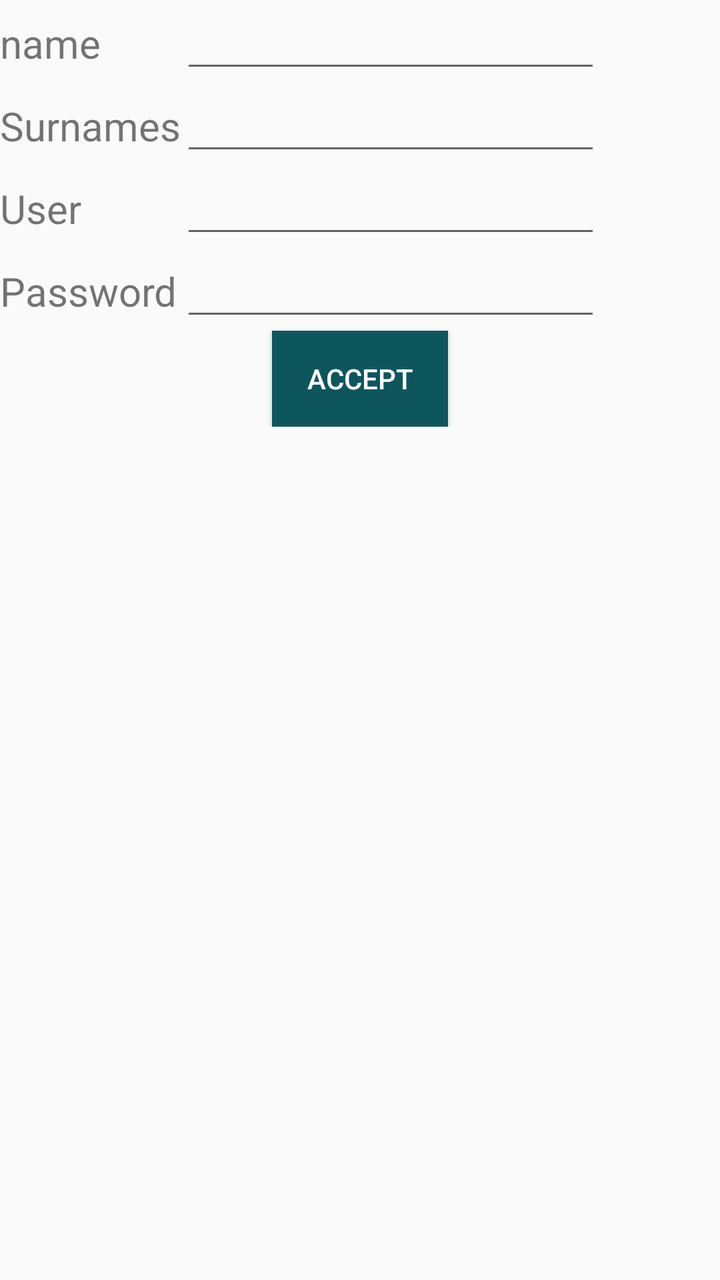
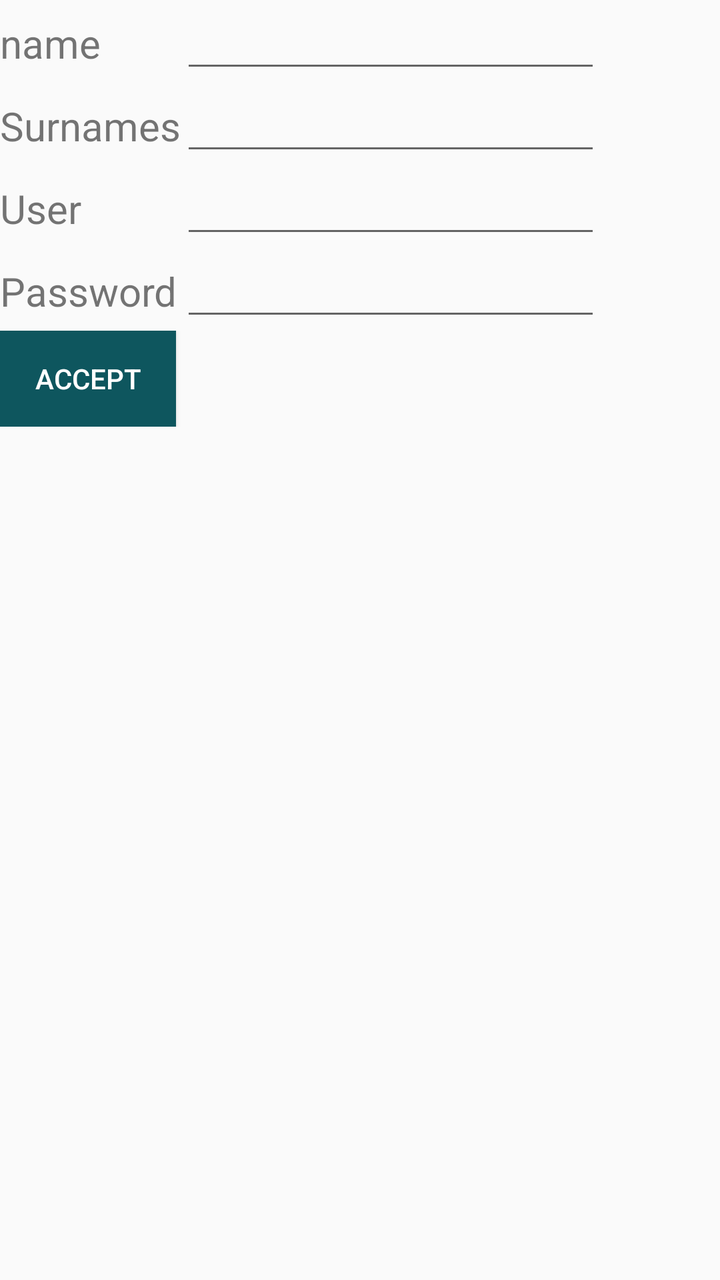

Two renders of the same Android screen: before a commit and after it. Below are the layout's source before the change and the commit's diff.
<!-- AndroidManifest.xml: application theme AppTheme -->
<!-- res/layout/activity_registro.xml -->
<?xml version="1.0" encoding="utf-8"?>
<LinearLayout xmlns:android="http://schemas.android.com/apk/res/android"
    xmlns:tools="http://schemas.android.com/tools"
    android:orientation="vertical" android:layout_width="fill_parent"
    android:layout_height="match_parent"
    android:layout_margin="15sp">

    <LinearLayout
        android:orientation="vertical"
        android:layout_width="fill_parent"
        android:layout_height="wrap_content">

        <TableLayout
            android:layout_width="fill_parent"
            android:layout_height="match_parent"
            tools:ignore="UselessParent">

            <TableRow
                android:layout_width="fill_parent"
                android:layout_height="match_parent">

                <TextView
                    android:layout_width="wrap_content"
                    android:layout_height="wrap_content"
                    android:id="@+id/textView10"
                    android:text="@string/name"
                    android:textSize="@dimen/texto_size" />

                <EditText
                    android:layout_width="fill_parent"
                    android:layout_height="wrap_content"
                    android:inputType="textPersonName"
                    android:ems="10"
                    android:id="@+id/editText" />
            </TableRow>

            <TableRow
                android:layout_width="match_parent"
                android:layout_height="match_parent">

                <TextView
                    android:layout_width="wrap_content"
                    android:layout_height="wrap_content"
                    android:text="@string/surnames"
                    android:id="@+id/textView11"
                    android:textSize="@dimen/texto_size" />

                <EditText
                    android:layout_width="wrap_content"
                    android:layout_height="wrap_content"
                    android:inputType="textPersonName"
                    android:ems="10"
                    android:id="@+id/editText2" />
            </TableRow>

            <TableRow
                android:layout_width="match_parent"
                android:layout_height="match_parent" >

                <TextView
                    android:layout_width="wrap_content"
                    android:layout_height="wrap_content"
                    android:id="@+id/textView12"
                    android:text="@string/user"
                    android:textSize="@dimen/texto_size" />

                <EditText
                    android:layout_width="wrap_content"
                    android:layout_height="wrap_content"
                    android:inputType="textPersonName"
                    android:ems="10"
                    android:id="@+id/editText3" />
            </TableRow>

            <TableRow
                android:layout_width="match_parent"
                android:layout_height="match_parent" >

                <TextView
                    android:layout_width="wrap_content"
                    android:layout_height="wrap_content"
                    android:id="@+id/textView16"
                    android:text="@string/password"
                    android:textSize="@dimen/texto_size" />

                <EditText
                    android:layout_width="wrap_content"
                    android:layout_height="wrap_content"
                    android:inputType="textPersonName"
                    android:ems="10"
                    android:id="@+id/editText4" />
            </TableRow>
        </TableLayout>

    </LinearLayout>

    <RelativeLayout
        android:orientation="vertical"
        android:layout_width="match_parent"
        android:layout_height="wrap_content">

        <Button
            android:layout_width="wrap_content"
            android:layout_height="wrap_content"
            android:text="@string/aceptar"
            android:id="@+id/registrar_button"
            android:background="@color/colorPrimary"
            android:textColor="#ffffff"
            android:layout_centerHorizontal="true" />
    </RelativeLayout>
</LinearLayout>
<!-- resources referenced by this layout -->
<resources>
  <color name="colorPrimary">#0e565e</color>
  <dimen name="texto_size">20sp</dimen>
  <string name="aceptar">Accept</string>
  <string name="name">name</string>
  <string name="password">Password</string>
  <string name="surnames">Surnames</string>
  <string name="user">User</string>
  <style name="AppTheme" parent="Theme.AppCompat.Light.DarkActionBar">
          
          <item name="colorPrimary">@color/colorPrimary</item>
          <item name="colorPrimaryDark">@color/colorPrimaryDark</item>
          <item name="colorAccent">@color/colorAccent</item>
      </style>
  <color name="colorPrimaryDark">#4666e7</color>
  <color name="colorAccent">#000000</color>
</resources>

<!-- the commit's change to res/layout/activity_registro.xml (unified diff, before → after) -->
@@ -1,14 +1,15 @@
 <?xml version="1.0" encoding="utf-8"?>
 <LinearLayout xmlns:android="http://schemas.android.com/apk/res/android"
     xmlns:tools="http://schemas.android.com/tools"
-    android:orientation="vertical" android:layout_width="fill_parent"
+    android:layout_width="fill_parent"
     android:layout_height="match_parent"
-    android:layout_margin="15sp">
+    android:layout_margin="25sp"
+    android:orientation="vertical">
 
     <LinearLayout
-        android:orientation="vertical"
         android:layout_width="fill_parent"
-        android:layout_height="wrap_content">
+        android:layout_height="wrap_content"
+        android:orientation="vertical">
 
         <TableLayout
             android:layout_width="fill_parent"
@@ -20,18 +21,18 @@
                 android:layout_height="match_parent">
 
                 <TextView
+                    android:id="@+id/textView10"
                     android:layout_width="wrap_content"
                     android:layout_height="wrap_content"
-                    android:id="@+id/textView10"
                     android:text="@string/name"
                     android:textSize="@dimen/texto_size" />
 
                 <EditText
+                    android:id="@+id/editText"
                     android:layout_width="fill_parent"
                     android:layout_height="wrap_content"
-                    android:inputType="textPersonName"
                     android:ems="10"
-                    android:id="@+id/editText" />
+                    android:inputType="textPersonName" />
             </TableRow>
 
             <TableRow
@@ -39,73 +40,72 @@
                 android:layout_height="match_parent">
 
                 <TextView
+                    android:id="@+id/textView11"
                     android:layout_width="wrap_content"
                     android:layout_height="wrap_content"
                     android:text="@string/surnames"
-                    android:id="@+id/textView11"
                     android:textSize="@dimen/texto_size" />
 
                 <EditText
+                    android:id="@+id/editText2"
                     android:layout_width="wrap_content"
                     android:layout_height="wrap_content"
-                    android:inputType="textPersonName"
                     android:ems="10"
-                    android:id="@+id/editText2" />
+                    android:inputType="textPersonName" />
             </TableRow>
 
             <TableRow
                 android:layout_width="match_parent"
-                android:layout_height="match_parent" >
+                android:layout_height="match_parent">
 
                 <TextView
+                    android:id="@+id/textView12"
                     android:layout_width="wrap_content"
                     android:layout_height="wrap_content"
-                    android:id="@+id/textView12"
                     android:text="@string/user"
                     android:textSize="@dimen/texto_size" />
 
                 <EditText
+                    android:id="@+id/editText3"
                     android:layout_width="wrap_content"
                     android:layout_height="wrap_content"
-                    android:inputType="textPersonName"
                     android:ems="10"
-                    android:id="@+id/editText3" />
+                    android:inputType="textPersonName" />
             </TableRow>
 
             <TableRow
                 android:layout_width="match_parent"
-                android:layout_height="match_parent" >
+                android:layout_height="match_parent">
 
                 <TextView
+                    android:id="@+id/textView16"
                     android:layout_width="wrap_content"
                     android:layout_height="wrap_content"
-                    android:id="@+id/textView16"
                     android:text="@string/password"
                     android:textSize="@dimen/texto_size" />
 
                 <EditText
+                    android:id="@+id/editText4"
                     android:layout_width="wrap_content"
                     android:layout_height="wrap_content"
-                    android:inputType="textPersonName"
                     android:ems="10"
-                    android:id="@+id/editText4" />
+                    android:inputType="textPersonName" />
             </TableRow>
         </TableLayout>
 
     </LinearLayout>
 
     <RelativeLayout
-        android:orientation="vertical"
         android:layout_width="match_parent"
-        android:layout_height="wrap_content">
+        android:layout_height="wrap_content"
+        android:orientation="vertical">
 
         <Button
+            android:id="@+id/registrar_button"
             android:layout_width="wrap_content"
             android:layout_height="wrap_content"
+            android:background="@color/colorPrimary"
             android:text="@string/aceptar"
-            android:id="@+id/registrar_button"
-            android:background="@color/colorPrimary"
-            android:textColor="#ffffff"
-            android:layout_centerHorizontal="true" />
+            android:textColor="#ffffff" />
     </RelativeLayout>
 </LinearLayout>
